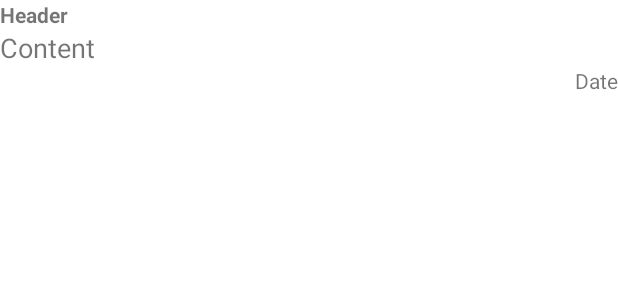
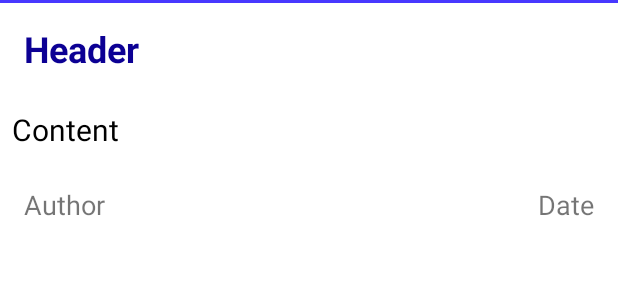
Before and after one commit to brady-kehoe/NewsApp, an Android app: the layout news_list_item.xml on its own in the app's theme, with its tools: preview values and no code run, on a phone screen of 412 x 824 dp. Shown: the top 300 px of the screen. Run offline under Robolectric (Android 15) with nearby library versions, the phone set to English and light mode, and no system bars.

Commit message:
Ready for Submission

```diff
--- a/app/src/main/java/com/example/android/newsapp/NewsLoader.java
+++ b/app/src/main/java/com/example/android/newsapp/NewsLoader.java
@@ -2,11 +2,6 @@ package com.example.android.newsapp;
 
 import android.content.AsyncTaskLoader;
 import android.content.Context;
-import java.util.List;
-
-
-
-import java.util.Collection;
 import java.util.List;
 
 public class NewsLoader extends AsyncTaskLoader<List<Article>> {
--- a/app/src/main/res/layout/news_list_item.xml
+++ b/app/src/main/res/layout/news_list_item.xml
@@ -11,22 +11,29 @@
         android:layout_width="wrap_content"
         android:layout_height="wrap_content"
         tools:text="Header"
+        android:textColor="@color/main_theme_color"
+        android:textSize="24sp"
+        android:layout_margin="16dp"
         android:textStyle="bold"/>
 
     <TextView
         android:id="@+id/contents_view"
         android:layout_width="wrap_content"
         android:layout_height="wrap_content"
-        android:textSize="18dp"
+        android:textSize="20sp"
+        android:layout_margin="8dp"
+        android:textColor="@color/black"
         android:layout_below="@id/header_view"
         tools:text="Content"/>
 
-    <!--   <TextView
+    <TextView
         android:id="@+id/author_view"
         android:layout_width="wrap_content"
         android:layout_height="wrap_content"
         android:layout_below="@id/contents_view"
-        tools:text="Author"/> -->
+        android:textSize="18sp"
+        android:layout_margin="16dp"
+        tools:text="Author"/>
 
 
     <TextView
@@ -34,8 +41,15 @@
         android:layout_width="wrap_content"
         android:layout_height="wrap_content"
         android:layout_below="@id/contents_view"
+        android:textSize="18sp"
+        android:layout_margin="16dp"
         android:layout_alignParentRight="true"
-        tools:text="Date"/>
+        tools:text="Date"
+        android:layout_alignParentEnd="true" />
+    <TextView
+        android:layout_width="match_parent"
+        android:layout_height="2dp"
+        android:background="@color/sub_theme_color"/>
 
 
 </RelativeLayout>
--- a/app/src/main/res/values/arrays.xml
+++ b/app/src/main/res/values/arrays.xml
@@ -1,6 +1,6 @@
 <?xml version="1.0" encoding="utf-8"?>
 <resources>
-    <string-array name="settings_order_by_labels">
+    <string-array name="settings_order_by_options">
         <item>@string/settings_order_by_relevance_label</item>
         <item>@string/settings_order_by_newest_label</item>
     </string-array>
--- a/app/src/main/res/xml/news_options.xml
+++ b/app/src/main/res/xml/news_options.xml
@@ -5,7 +5,7 @@
 
     <ListPreference
         android:defaultValue="@string/settings_order_by_default"
-        android:entries="@array/settings_order_by_labels"
+        android:entries="@array/settings_order_by_options"
         android:entryValues="@array/settings_order_by_values"
         android:key="@string/settings_order_by_key"
         android:title="@string/settings_order_by_label" />
```
Also changed, not shown: app/src/main/java/com/example/android/newsapp/Article.java (+11 -16 lines), app/src/main/java/com/example/android/newsapp/ArticleAdapter.java (+7 -13 lines), app/src/main/java/com/example/android/newsapp/NewsActivity.java (+2 -24 lines), app/src/main/java/com/example/android/newsapp/NewsPreference.java (+1 -17 lines), app/src/main/java/com/example/android/newsapp/Utilities.java (+34 -26 lines).
